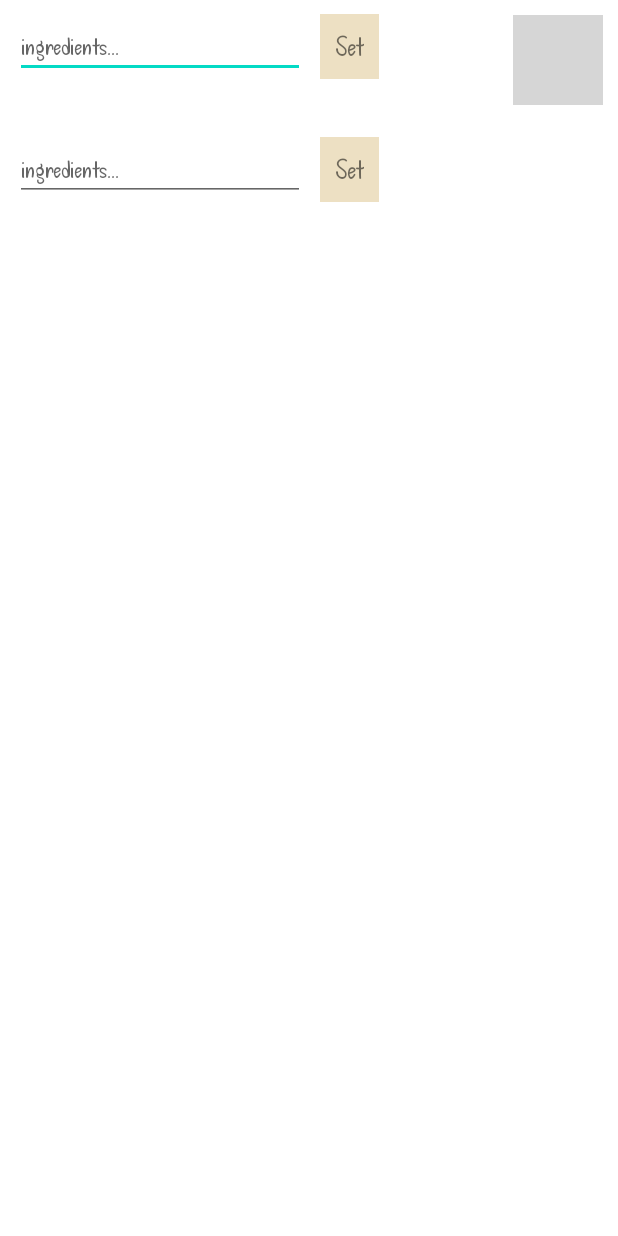
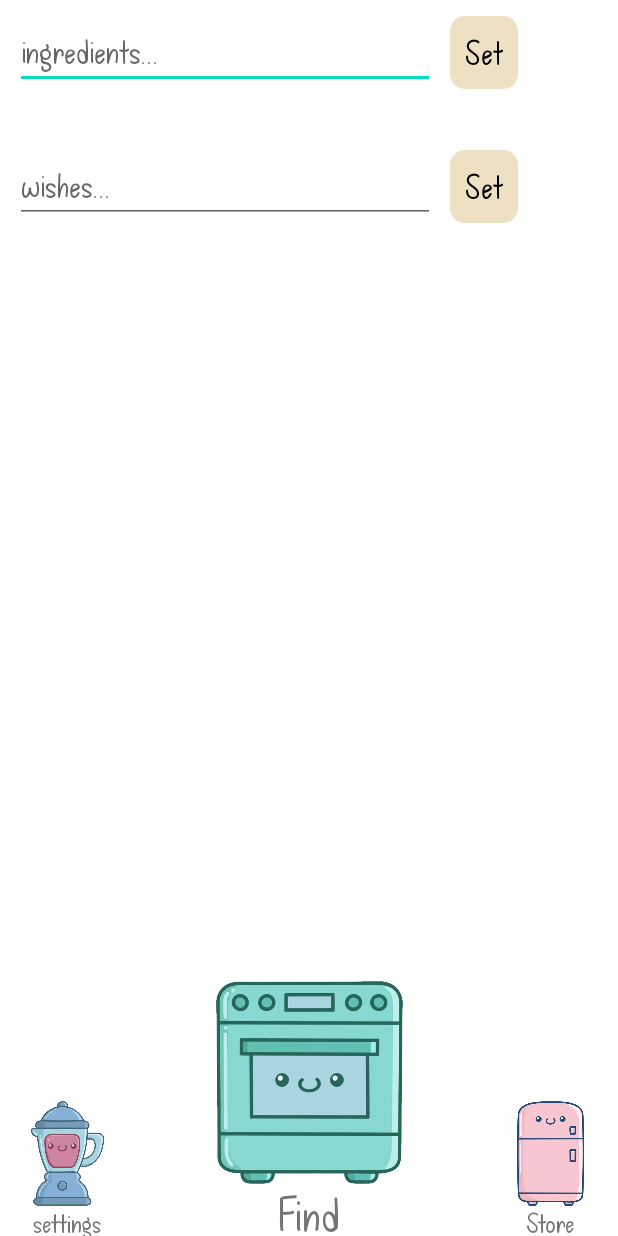
Before and after one commit to YouraSoliar/PlatePal, an Android app: the IngredientsAndWishesFragment screen opened directly, with no data from a screen before it, on a phone screen of 412 x 824 dp. Run offline under Robolectric (Android 15) with nearby library versions, the phone set to English and light mode, and no system bars; grey boxes are pictures that could not be loaded.

Commit message:
design, Store button, Settings button,strings

```diff
--- a/app/src/main/java/com/youra/platepal/ui/main/ingredientsAndWishes/IngredientsAndWishesFragment.java
+++ b/app/src/main/java/com/youra/platepal/ui/main/ingredientsAndWishes/IngredientsAndWishesFragment.java
@@ -37,7 +37,7 @@ public class IngredientsAndWishesFragment extends BaseFragment {
     }
 
     private void initListeners() {
-        binding.imageStore.setOnClickListener(view -> {
+        binding.linearLayoutStore.setOnClickListener(view -> {
             getMainActivity().openStorageFragment();
         });
 
--- /dev/null
+++ b/app/src/main/res/drawable/bg_set.xml
@@ -0,0 +1,6 @@
+<?xml version="1.0" encoding="utf-8"?>
+<shape xmlns:android="http://schemas.android.com/apk/res/android"
+    android:shape="rectangle">
+    <solid android:color="@color/cream_white"/>
+    <corners android:radius="@dimen/dp10" />
+</shape>
--- a/app/src/main/res/layout/fragment_ingredients_and_wishes.xml
+++ b/app/src/main/res/layout/fragment_ingredients_and_wishes.xml
@@ -5,23 +5,84 @@
     android:layout_width="match_parent"
     android:layout_height="match_parent">
 
-    <ImageView
-        android:id="@+id/imageStore"
-        android:layout_width="60dp"
-        android:layout_height="60dp"
-        android:layout_margin="10dp"
+    <LinearLayout android:id="@+id/LinearLayoutFind"
+        android:layout_width="170dp"
+        android:layout_height="170dp"
+        app:layout_constraintBottom_toBottomOf="parent"
         app:layout_constraintEnd_toEndOf="parent"
-        app:layout_constraintTop_toTopOf="parent"
-        app:srcCompat="@drawable/storage" />
+        app:layout_constraintStart_toStartOf="parent"
+        android:weightSum="5"
+        android:orientation="vertical">
+
+        <ImageView
+            android:layout_width="wrap_content"
+            android:layout_height="135dp"
+            app:srcCompat="@drawable/find_oven" />
+
+        <TextView
+            android:layout_width="wrap_content"
+            android:layout_height="wrap_content"
+            android:fontFamily="@font/font_spring"
+            android:layout_gravity="center_horizontal"
+            android:textSize="35dp"
+            android:text="@string/find"/>
+    </LinearLayout>
+
+    <LinearLayout android:id="@+id/linearLayoutSettings"
+        android:layout_width="90dp"
+        android:layout_height="90dp"
+        app:layout_constraintBottom_toBottomOf="parent"
+        app:layout_constraintStart_toStartOf="parent"
+        android:weightSum="5"
+        android:orientation="vertical">
+
+        <ImageView
+            android:layout_width="wrap_content"
+            android:layout_height="70dp"
+            app:srcCompat="@drawable/settings_blender" />
+
+        <TextView
+            android:layout_width="wrap_content"
+            android:layout_height="wrap_content"
+            android:fontFamily="@font/font_spring"
+            android:layout_gravity="center_horizontal"
+            android:textSize="20dp"
+            android:text="@string/settings"/>
+    </LinearLayout>
+
+
+    <LinearLayout android:id="@+id/linearLayoutStore"
+        android:layout_width="90dp"
+        android:layout_height="90dp"
+        app:layout_constraintBottom_toBottomOf="parent"
+        app:layout_constraintEnd_toEndOf="parent"
+        android:weightSum="5"
+        android:orientation="vertical">
+
+        <ImageView
+            android:layout_width="wrap_content"
+            android:layout_height="70dp"
+            app:srcCompat="@drawable/store_fridge" />
+
+        <TextView
+            android:layout_width="wrap_content"
+            android:layout_height="wrap_content"
+            android:fontFamily="@font/font_spring"
+            android:layout_gravity="center_horizontal"
+            android:textSize="20dp"
+            android:text="@string/store"/>
+    </LinearLayout>
+
 
     <EditText
         android:id="@+id/editTextIngredients"
         android:layout_width="wrap_content"
         android:layout_height="wrap_content"
         android:ems="10"
+        android:textSize="25sp"
         android:fontFamily="@font/font_spring"
         android:layout_margin="10dp"
-        android:hint="ingredients..."
+        android:hint="@string/hint_ingredients"
         app:layout_constraintStart_toStartOf="parent"
         app:layout_constraintTop_toTopOf="parent" />
 
@@ -31,10 +92,11 @@
         android:layout_height="wrap_content"
         android:layout_margin="10dp"
         android:text="Set"
+        android:textColor="@color/black"
         android:padding="10dp"
         android:fontFamily="@font/font_spring"
-        android:background="@color/cream_white"
-        android:textSize="20sp"
+        android:background="@drawable/bg_set"
+        android:textSize="25sp"
         app:layout_constraintBottom_toBottomOf="@+id/editTextIngredients"
         app:layout_constraintStart_toEndOf="@+id/editTextIngredients"
         app:layout_constraintTop_toTopOf="@+id/editTextIngredients" />
@@ -55,8 +117,9 @@
         android:layout_height="wrap_content"
         android:layout_margin="10dp"
         android:ems="10"
+        android:textSize="25sp"
         android:fontFamily="@font/font_spring"
-        android:hint="ingredients..."
+        android:hint="@string/hint_wishes"
         app:layout_constraintStart_toStartOf="parent"
         app:layout_constraintTop_toBottomOf="@id/chipGroupIngredients" />
 
@@ -65,11 +128,12 @@
         android:layout_width="wrap_content"
         android:layout_height="wrap_content"
         android:layout_margin="10dp"
-        android:text="Set"
+        android:text="@string/button_set"
+        android:textColor="@color/black"
         android:padding="10dp"
         android:fontFamily="@font/font_spring"
-        android:background="@color/cream_white"
-        android:textSize="20sp"
+        android:background="@drawable/bg_set"
+        android:textSize="25sp"
         app:layout_constraintBottom_toBottomOf="@+id/editTextWishes"
         app:layout_constraintStart_toEndOf="@+id/editTextWishes"
         app:layout_constraintTop_toTopOf="@+id/editTextWishes" />
--- a/app/src/main/res/values/strings.xml
+++ b/app/src/main/res/values/strings.xml
@@ -20,4 +20,11 @@
     <string name="offers_text">Find great offers while you discover</string>
     <string name="rewards_text"><![CDATA[Free recharge coupons & more]]></string>
     <string name="get_started">Get Started</string>
+
+    <string name="hint_wishes">wishes...</string>
+    <string name="hint_ingredients">ingredients...</string>
+    <string name="store">Store</string>
+    <string name="find">Find</string>
+    <string name="settings">settings</string>
+    <string name="button_set">Set</string>
 </resources>
--- a/build.gradle
+++ b/build.gradle
@@ -1,5 +1,5 @@
 // Top-level build file where you can add configuration options common to all sub-projects/modules.
 plugins {
-    id 'com.android.application' version '7.3.1' apply false
-    id 'com.android.library' version '7.3.1' apply false
+    id 'com.android.application' version '7.4.2' apply false
+    id 'com.android.library' version '7.4.2' apply false
 }
```
Also changed, not shown: app/src/main/res/drawable/find_oven.png (added), app/src/main/res/drawable/settings_blender.png (added), app/src/main/res/drawable/store_fridge.png (added), gradle/wrapper/gradle-wrapper.properties.
